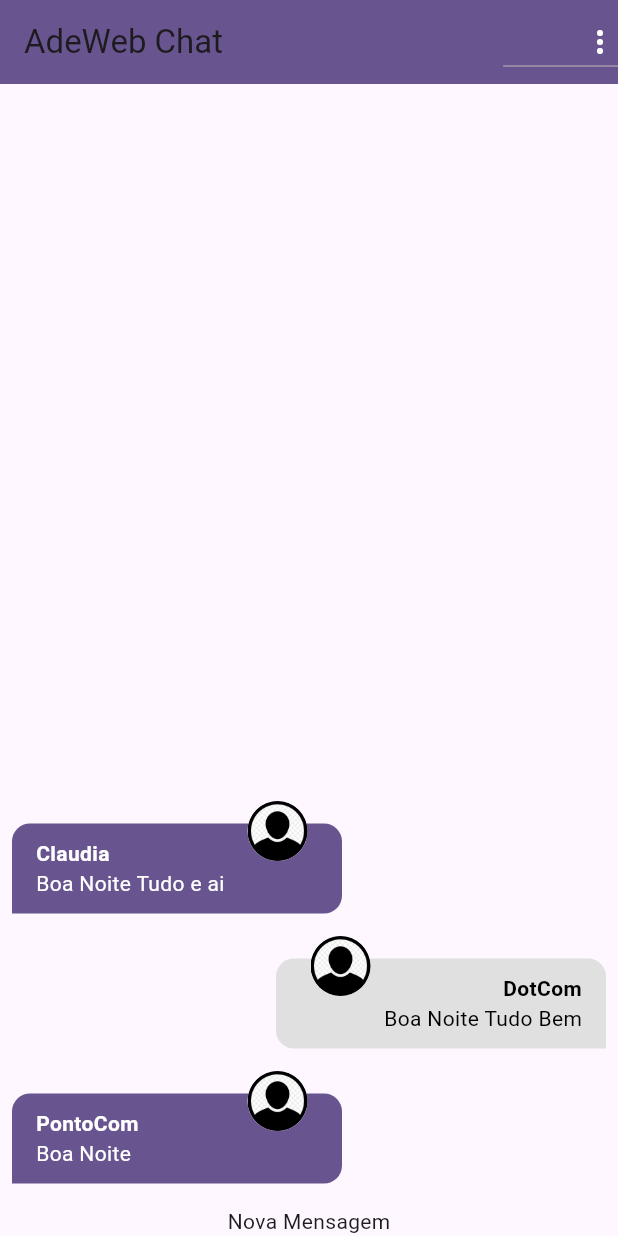
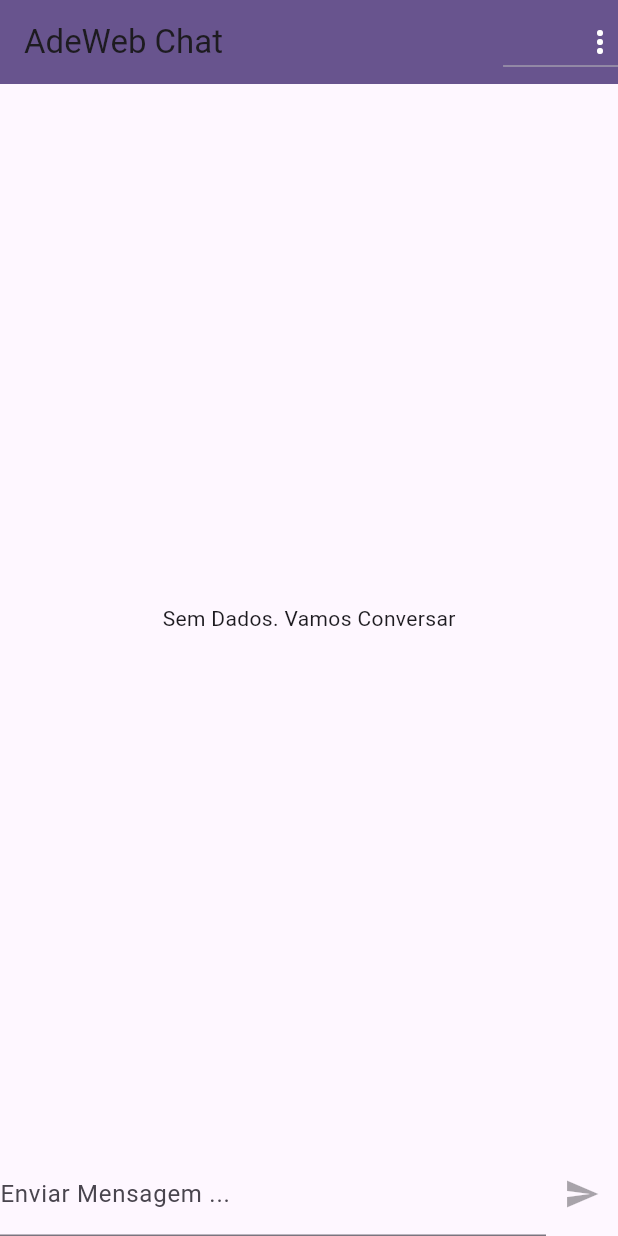
Before and after one commit to adevalter/awchat, a Flutter app: the screen it shows after launch, on a phone screen of 412 x 824 dp. Run offline on Flutter 3.47's test engine with Material 3 defaults, Android fonts, the phone set to English and light mode, and no system bars; our stand-ins replace image_picker; accounts and stored records are empty.

Commit message:
implementado envio de mensagem

```diff
--- a/lib/components/new_message.dart
+++ b/lib/components/new_message.dart
@@ -1,12 +1,46 @@
+import 'package:awchat/core/auth/auth_service.dart';
+import 'package:awchat/core/services/chat_service.dart';
 import 'package:flutter/material.dart';
 
-class NewMessage extends StatelessWidget {
+class NewMessage extends StatefulWidget {
   const NewMessage({super.key});
 
   @override
+  State<NewMessage> createState() => _NewMessageState();
+}
+
+class _NewMessageState extends State<NewMessage> {
+  String message = '';
+  final _messageConstroller = TextEditingController();
+
+  Future<void> _sendMessage() async {
+    final user = AuthService().currentUser;
+    if (user != null) {
+      ChatService().save(message, user);
+    }
+    _messageConstroller.clear();
+  }
+
+  @override
   Widget build(BuildContext context) {
-    return const Center(
-      child: Text("Nova Mensagem"),
+    return Row(
+      children: [
+        Expanded(
+          child: TextField(
+            controller: _messageConstroller,
+            onChanged: (msg) => setState(() => message = msg),
+            decoration: const InputDecoration(labelText: 'Enviar Mensagem ...'),
+            onSubmitted: (_) {
+              if (message.trim().isNotEmpty) {
+                _sendMessage();
+              }
+            },
+          ),
+        ),
+        IconButton(
+            onPressed: message.trim().isEmpty ? null : _sendMessage,
+            icon: Icon(Icons.send))
+      ],
     );
   }
 }
--- a/lib/core/services/chat_mock_service.dart
+++ b/lib/core/services/chat_mock_service.dart
@@ -6,29 +6,7 @@ import 'package:awchat/core/models/chat_user.dart';
 import 'package:awchat/core/services/chat_service.dart';
 
 class ChatMockService implements ChatService {
-  static final List<ChatMessage> _msgs = [
-    ChatMessage(
-        id: '1',
-        text: "Boa Noite",
-        createdAt: DateTime.now(),
-        userId: '121',
-        userName: 'PontoCom',
-        userImageURL: 'assets/images/avatar.png'),
-    ChatMessage(
-        id: '2',
-        text: "Boa Noite Tudo Bem",
-        createdAt: DateTime.now(),
-        userId: '122',
-        userName: 'DotCom',
-        userImageURL: 'assets/images/avatar.png'),
-    ChatMessage(
-        id: '3',
-        text: "Boa Noite Tudo e ai",
-        createdAt: DateTime.now(),
-        userId: '123',
-        userName: 'Claudia',
-        userImageURL: 'assets/images/avatar.png'),
-  ];
+  static final List<ChatMessage> _msgs = [];
   static MultiStreamController<List<ChatMessage>>? _controller;
   static final _msgsStream = Stream<List<ChatMessage>>.multi((controller) {
     _controller = controller;
@@ -50,7 +28,7 @@ class ChatMockService implements ChatService {
         userName: user.name,
         userImageURL: user.imageUrl);
     _msgs.add(newMessage);
-    _controller!.add(_msgs);
+    _controller!.add(_msgs.reversed.toList());
     return newMessage;
   }
 }
```
